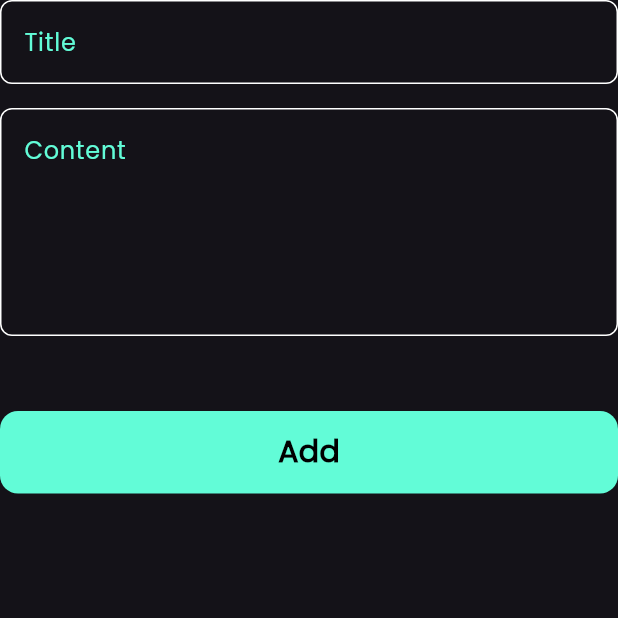
After one commit to OBADA-ALNAASAN/note_app, a Flutter app: the screen it shows after launch, after a tap on "Flutter Tips", on a phone screen of 412 x 824 dp, the top half of it. The commit adds this screen. Run offline on Flutter 3.47's test engine with Material 3 defaults, Android fonts, the phone set to English and light mode, and no system bars; our stand-ins replace font_awesome_flutter.

Commit message:
create edit note view

```diff
--- /dev/null
+++ b/lib/views/edit_note_view.dart
@@ -0,0 +1,13 @@
+import 'package:flutter/material.dart';
+import 'package:note_app/widgets/edit_note_body.dart';
+
+class EditNoteView extends StatelessWidget {
+  const EditNoteView({super.key});
+
+  @override
+  Widget build(BuildContext context) {
+    return const SafeArea(child: Scaffold(
+      body:EditNoteBody() ,
+    ));
+  }
+}
--- a/lib/widgets/custom_note_ite.dart
+++ b/lib/widgets/custom_note_ite.dart
@@ -1,5 +1,6 @@
 import 'package:flutter/material.dart';
 import 'package:font_awesome_flutter/font_awesome_flutter.dart';
+import 'package:note_app/views/edit_note_view.dart';
 
 class CustomNoteItem extends StatelessWidget {
   const CustomNoteItem({
@@ -8,7 +9,15 @@ class CustomNoteItem extends StatelessWidget {
 
   @override
   Widget build(BuildContext context) {
-    return Container(
+    return GestureDetector(
+      onTap: () {
+        Navigator.push(context, MaterialPageRoute(
+          builder: (context) {
+            return const EditNoteView();
+          },
+        ));
+      },
+      child: Container(
         padding: const EdgeInsets.only(top: 24, bottom: 24, left: 16),
         margin: const EdgeInsets.symmetric(horizontal: 24, vertical: 6),
         decoration: BoxDecoration(
@@ -48,6 +57,7 @@ class CustomNoteItem extends StatelessWidget {
             ),
           ],
         ),
+      ),
     );
   }
 }
--- /dev/null
+++ b/lib/widgets/edit_note_body.dart
@@ -0,0 +1,32 @@
+import 'package:flutter/material.dart';
+import 'package:note_app/widgets/Custom_text_field.dart';
+import 'package:note_app/widgets/custom_button.dart';
+
+class EditNoteBody extends StatelessWidget {
+  const EditNoteBody({super.key});
+
+  @override
+  Widget build(BuildContext context) {
+    return const Column(
+      children: [
+        CustomTextField(
+          hint: 'Title',
+        ),
+        SizedBox(
+          height: 16,
+        ),
+        CustomTextField(
+          hint: 'Content',
+          maxLines: 5,
+        ),
+        SizedBox(
+          height: 50,
+        ),
+        CustomButton(),
+        SizedBox(
+          height: 30,
+        ),
+      ],
+    );
+  }
+}
```
Lines whose indentation alone changed are shown as unchanged.
